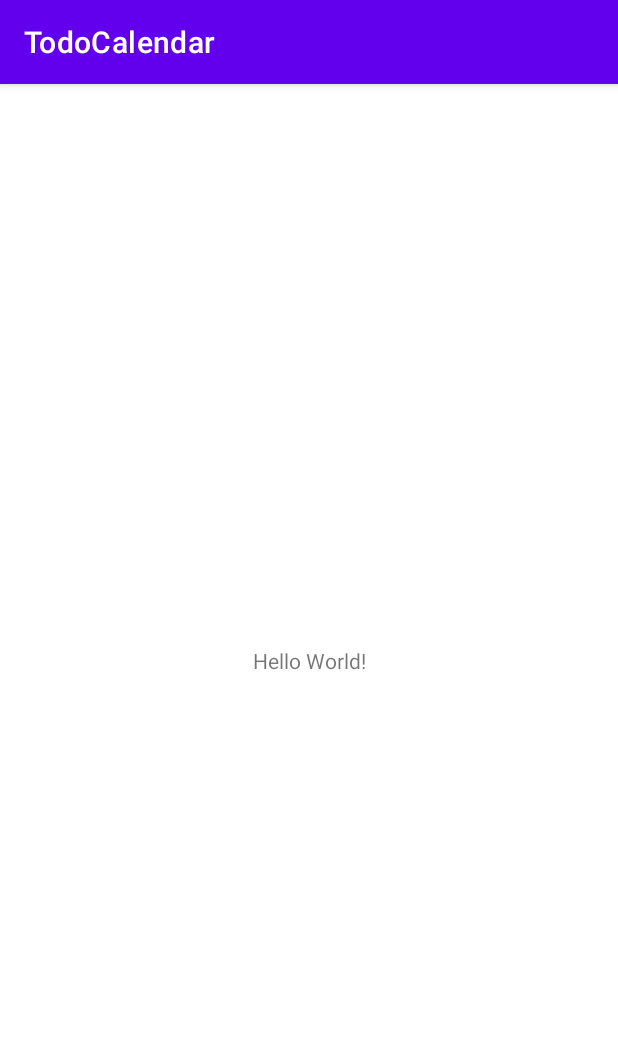
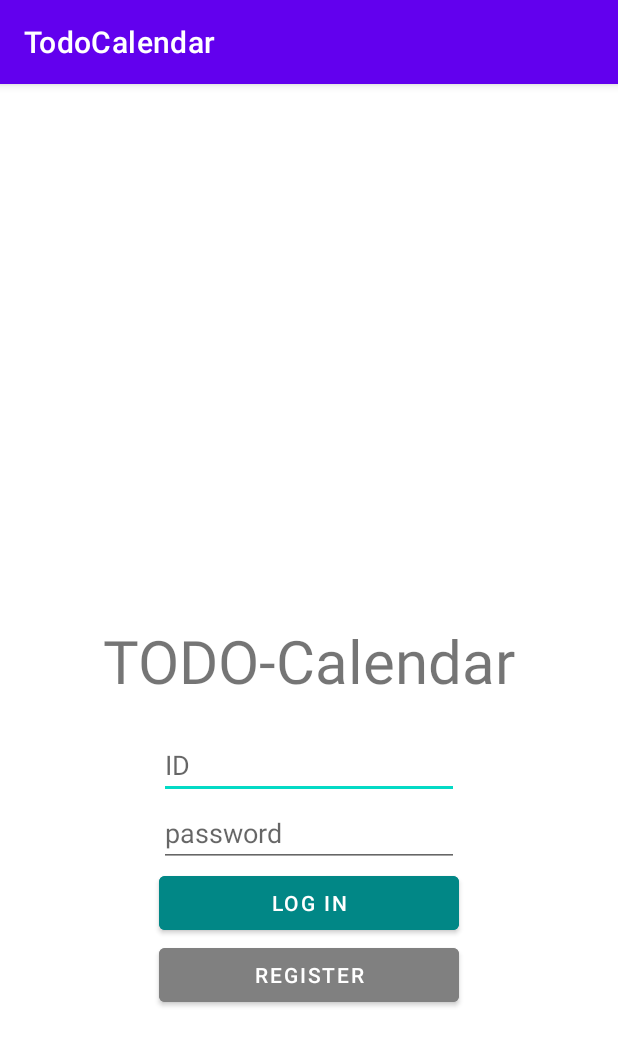
Before and after one commit to Seyoung9304/TodoCalendar, an Android app: the screen it shows after launch (MainActivity), on a phone screen of 412 x 824 dp. Shown: the top 1046 px of the screen. Run offline under Robolectric (Android 15) with nearby library versions, the phone set to English and light mode, and no system bars.

Commit message:
[feat] main activity UI

```diff
--- a/app/build.gradle
+++ b/app/build.gradle
@@ -35,4 +35,8 @@ dependencies {
     testImplementation 'junit:junit:4.13.2'
     androidTestImplementation 'androidx.test.ext:junit:1.1.3'
     androidTestImplementation 'androidx.test.espresso:espresso-core:3.4.0'
+    implementation 'com.github.prolificinteractive:material-calendarview:2.0.0'
+    implementation 'com.jakewharton.threetenabp:threetenabp:1.1.1'
+    implementation 'com.squareup.okhttp3:okhttp:4.9.3'
+    implementation 'com.google.code.gson:gson:2.9.0'
 }
--- a/app/src/main/res/layout/activity_main.xml
+++ b/app/src/main/res/layout/activity_main.xml
@@ -7,12 +7,58 @@
     tools:context=".MainActivity">
 
     <TextView
+        android:id="@+id/textView"
         android:layout_width="wrap_content"
         android:layout_height="wrap_content"
-        android:text="Hello World!"
+        android:text="TODO-Calendar"
+        android:textSize="40dp"
         app:layout_constraintBottom_toBottomOf="parent"
         app:layout_constraintLeft_toLeftOf="parent"
         app:layout_constraintRight_toRightOf="parent"
         app:layout_constraintTop_toTopOf="parent" />
 
+    <EditText
+        android:id="@+id/edit_id"
+        android:layout_width="200dp"
+        android:layout_height="wrap_content"
+        android:layout_marginTop="20dp"
+        android:hint="ID"
+        android:inputType="textPersonName"
+        app:layout_constraintEnd_toEndOf="parent"
+        app:layout_constraintStart_toStartOf="parent"
+        app:layout_constraintTop_toBottomOf="@id/textView"
+
+        />
+
+    <EditText
+        android:id="@+id/edit_pw"
+        android:layout_width="200dp"
+        android:layout_height="wrap_content"
+        android:hint="password"
+        android:inputType="textPassword"
+        app:layout_constraintEnd_toEndOf="parent"
+        app:layout_constraintStart_toStartOf="parent"
+        app:layout_constraintTop_toBottomOf="@id/edit_id" />
+
+    <Button
+        android:id="@+id/b_login"
+        android:layout_width="200dp"
+        android:layout_height="wrap_content"
+        android:backgroundTint="@color/teal_700"
+        android:text="Log In"
+        app:layout_constraintEnd_toEndOf="parent"
+        app:layout_constraintStart_toStartOf="parent"
+        app:layout_constraintTop_toBottomOf="@id/edit_pw" />
+
+    <Button
+        android:id="@+id/b_register"
+        android:layout_width="200dp"
+        android:layout_height="wrap_content"
+        android:backgroundTint="@color/gray"
+        android:text="Register"
+        app:layout_constraintEnd_toEndOf="parent"
+        app:layout_constraintStart_toStartOf="parent"
+        app:layout_constraintTop_toBottomOf="@id/b_login" />
+
+
 </androidx.constraintlayout.widget.ConstraintLayout>
--- a/app/src/main/res/values/colors.xml
+++ b/app/src/main/res/values/colors.xml
@@ -7,4 +7,5 @@
     <color name="teal_700">#FF018786</color>
     <color name="black">#FF000000</color>
     <color name="white">#FFFFFFFF</color>
+    <color name="gray">#FF808080</color>
 </resources>
```
